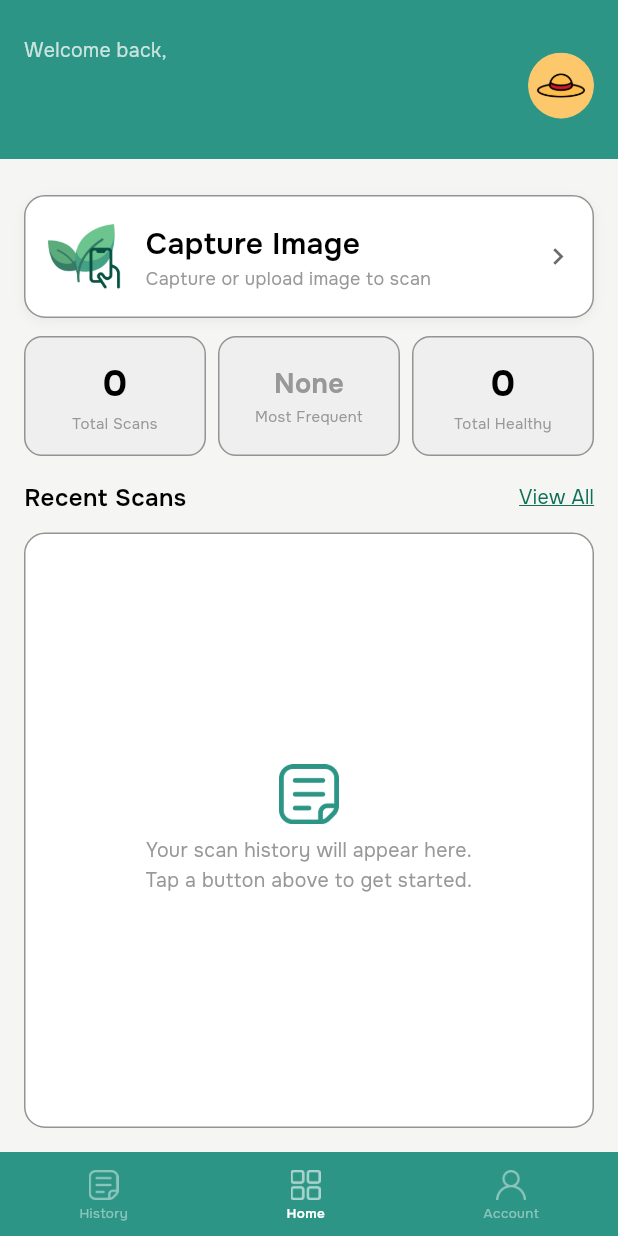
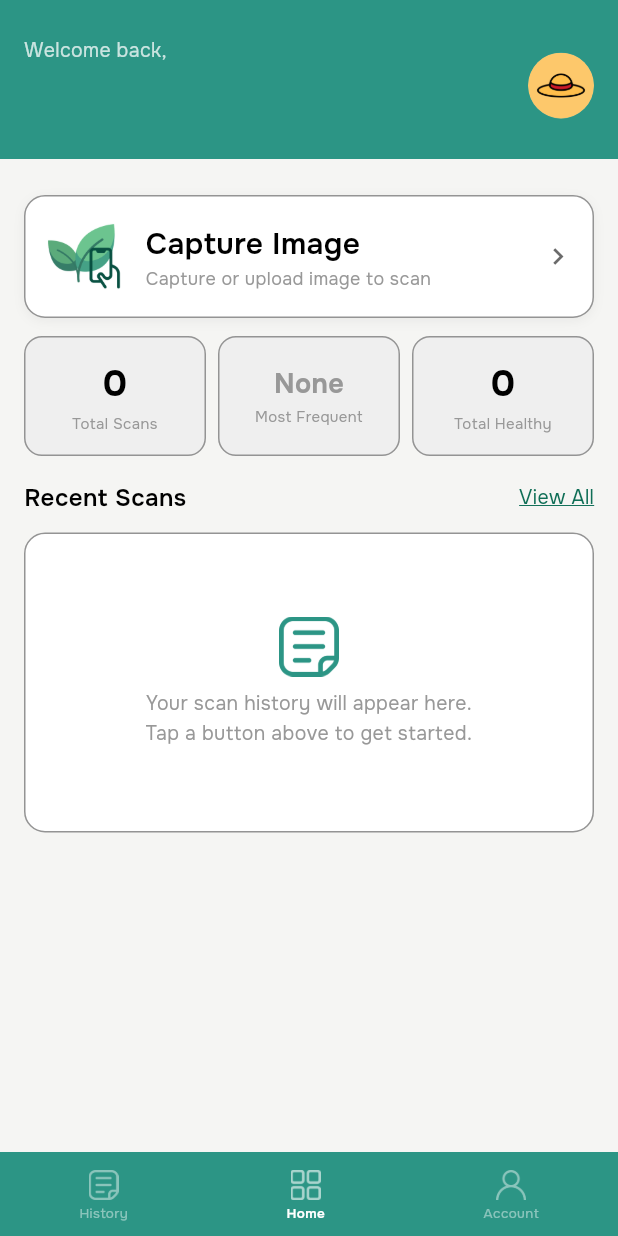
Before and after one commit to hrspnd/CapsiCAM, a Flutter app: the screen it shows once a user with an empty profile is signed in, on a phone screen of 412 x 824 dp. Run offline on Flutter 3.47's test engine with Material 3 defaults, Android fonts, the phone set to English and light mode, and no system bars; our stand-ins replace go_router, image_picker, shared_preferences, supabase_flutter; missing offline and left inert: postgrest, tflite_flutter; accounts and stored records are empty; project files that could hold a hidden picture were left out.

```diff
--- a/lib/l10n/app_localizations.dart
+++ b/lib/l10n/app_localizations.dart
@@ -218,6 +218,36 @@ abstract class AppLocalizations {
   /// **'Welcome back,'**
   String get welcomeBack;
 
+  /// No description provided for @captureImage.
+  ///
+  /// In en, this message translates to:
+  /// **'Capture Image'**
+  String get captureImage;
+
+  /// No description provided for @captureUpload.
+  ///
+  /// In en, this message translates to:
+  /// **'Capture or upload image to scan'**
+  String get captureUpload;
+
+  /// No description provided for @totalScans.
+  ///
+  /// In en, this message translates to:
+  /// **'Total Scans'**
+  String get totalScans;
+
+  /// No description provided for @totalHealthy.
+  ///
+  /// In en, this message translates to:
+  /// **'Total Healthy'**
+  String get totalHealthy;
+
+  /// No description provided for @mostFrequent.
+  ///
+  /// In en, this message translates to:
+  /// **'Most Frequent'**
+  String get mostFrequent;
+
   /// No description provided for @recentScans.
   ///
   /// In en, this message translates to:
@@ -427,6 +457,18 @@ abstract class AppLocalizations {
   /// In en, this message translates to:
   /// **'Got it'**
   String get gotIt;
+
+  /// No description provided for @appSettings.
+  ///
+  /// In en, this message translates to:
+  /// **'App Settings'**
+  String get appSettings;
+
+  /// No description provided for @displayMode.
+  ///
+  /// In en, this message translates to:
+  /// **'Display Mode'**
+  String get displayMode;
 
   /// No description provided for @languageLabel.
   ///
--- a/lib/screens/account/account_screen.dart
+++ b/lib/screens/account/account_screen.dart
@@ -443,12 +443,12 @@ class _AccountScreenState extends State<AccountScreen> {
                 children: [
                   _buildProfileCard(colors),
                   const SizedBox(height: AppSpacing.lg),
-                  _buildSectionLabel('App Settings', colors),
+                  _buildSectionLabel(l10n.appSettings, colors),
                   const SizedBox(height: AppSpacing.sm),
                   _buildSettingsGroup([
                     _SettingsRow(
                       iconPath: AppAssets.displayMode,
-                      label: 'Display Mode',
+                      label: l10n.displayMode,
                       value: _currentThemeLabel(context),
                       colors: colors,
                       onTap: () => _showDisplayModeSheet(colors),
--- a/lib/screens/dashboard_screen.dart
+++ b/lib/screens/dashboard_screen.dart
@@ -7,6 +7,7 @@ import '../constants.dart';
 import '../l10n/app_localizations.dart';
 import 'package:thesis_app/models/scan_result.dart';
 import 'package:thesis_app/services/supabase_service.dart';
+import 'package:thesis_app/services/scan_refresh_bus.dart';
 
 // ============================================================
 // DASHBOARD SCREEN
@@ -38,6 +39,18 @@ class _DashboardScreenState extends State<DashboardScreen> {
   @override
   void initState() {
     super.initState();
+    _loadDashboard();
+    ScanRefreshBus.listenable.addListener(_onScanRefreshSignal);
+  }
+
+  @override
+  void dispose() {
+    ScanRefreshBus.listenable.removeListener(_onScanRefreshSignal);
+    super.dispose();
+  }
+
+  void _onScanRefreshSignal() {
+    if (!mounted) return;
     _loadDashboard();
   }
 
@@ -156,16 +169,26 @@ class _DashboardScreenState extends State<DashboardScreen> {
         children: [
           _buildHeader(colors, l10n),
           Expanded(
-            child: Padding(
+            child: RefreshIndicator(
+              onRefresh: _loadDashboard,
+              color: colors.primary,
+              child: _isLoading
+                  ? ListView(
+                      physics: const AlwaysScrollableScrollPhysics(),
+                      children: const [
+                        SizedBox(height: 200),
+                        Center(child: CircularProgressIndicator()),
+                      ],
+                    )
+                  : SingleChildScrollView(
+                      physics: const AlwaysScrollableScrollPhysics(),
                       padding: const EdgeInsets.only(
                         top: AppSpacing.xxl,
                         left: AppSpacing.lg,
                         right: AppSpacing.lg,
                         bottom: AppSpacing.lg,
                       ),
-              child: _isLoading
-                  ? const Center(child: CircularProgressIndicator())
-                  : Column(
+                      child: Column(
                         crossAxisAlignment: CrossAxisAlignment.start,
                         children: [
                           if (_errorMessage != null) ...[
@@ -178,6 +201,7 @@ class _DashboardScreenState extends State<DashboardScreen> {
                           const SizedBox(height: AppSpacing.lg),
                           _buildRecentScansSection(colors, l10n),
                         ],
+                      ),
                     ),
             ),
           ),
@@ -295,8 +319,8 @@ class _DashboardScreenState extends State<DashboardScreen> {
 
   Widget _buildActionButtons(AppColors colors, AppLocalizations l10n) {
     return _ActionButton(
-      label: 'Capture Image',
-      sublabel: 'Capture or upload image to scan',
+      label: l10n.captureImage,
+      sublabel: l10n.captureUpload,
       iconPath: AppAssets.liveCameraIcon,
       colors: colors,
       onTap: () => context.push(AppRoutes.captureImage),
@@ -311,7 +335,7 @@ class _DashboardScreenState extends State<DashboardScreen> {
         Expanded(
           child: _StatCard(
             value: _totalScans == 0 ? '0' : '$_totalScans',
-            label: 'Total Scans',
+            label: l10n.totalScans,
             colors: colors,
           ),
         ),
@@ -319,7 +343,7 @@ class _DashboardScreenState extends State<DashboardScreen> {
         Expanded(
           child: _StatCard(
             value: _mostFrequentDisplay(l10n),
-            label: 'Most Frequent',
+            label: l10n.mostFrequent,
             colors: colors,
             valueColor: _totalScans == 0
                 ? colors.textSecondary
@@ -332,7 +356,7 @@ class _DashboardScreenState extends State<DashboardScreen> {
         Expanded(
           child: _StatCard(
             value: _totalHealthy == 0 ? '0' : '$_totalHealthy',
-            label: 'Total Healthy',
+            label: l10n.totalHealthy,
             colors: colors,
             valueColor: _totalHealthy == 0
                 ? colors.textPrimary
@@ -346,8 +370,7 @@ class _DashboardScreenState extends State<DashboardScreen> {
   // ── Recent scans ──────────────────────────────────────────
 
   Widget _buildRecentScansSection(AppColors colors, AppLocalizations l10n) {
-    return Expanded(
-      child: Column(
+    return Column(
       crossAxisAlignment: CrossAxisAlignment.start,
       children: [
         Row(
@@ -377,10 +400,9 @@ class _DashboardScreenState extends State<DashboardScreen> {
         ),
         const SizedBox(height: AppSpacing.md),
         if (_recentScans.isEmpty)
-            Expanded(child: _buildEmptyState(colors, l10n))
+          SizedBox(height: 200, child: _buildEmptyState(colors, l10n))
         else
-            Expanded(
-              child: Column(
+          Column(
             children: _recentScans
                 .map(
                   (scan) => Padding(
@@ -396,9 +418,7 @@ class _DashboardScreenState extends State<DashboardScreen> {
                 )
                 .toList(),
           ),
-            ),
       ],
-      ),
     );
   }
 
--- /dev/null
+++ b/lib/services/scan_refresh_bus.dart
@@ -0,0 +1,47 @@
+// scan_refresh_bus.dart
+import 'package:flutter/foundation.dart';
+
+// ============================================================
+// SCAN REFRESH BUS
+// ============================================================
+//
+// A tiny app-wide signal that a scan was saved, so any screen that
+// shows scan data (e.g. the dashboard) knows to reload the next time
+// it's visible — regardless of how deep it sits in the navigation
+// stack or whether you get back to it via push/pop or go().
+//
+// Usage:
+//   - Call `ScanRefreshBus.notify()` right before/when leaving a
+//     screen that just saved a scan (e.g. ScanResultsScreen).
+//   - In a screen that should react, add a listener in initState()
+//     and remove it in dispose():
+//
+//     @override
+//     void initState() {
+//       super.initState();
+//       ScanRefreshBus.listenable.addListener(_onScanRefresh);
+//     }
+//
+//     void _onScanRefresh() {
+//       if (!mounted) return;
+//       _loadDashboard();
+//     }
+//
+//     @override
+//     void dispose() {
+//       ScanRefreshBus.listenable.removeListener(_onScanRefresh);
+//       super.dispose();
+//     }
+
+class ScanRefreshBus {
+  ScanRefreshBus._();
+
+  static final ValueNotifier<int> _version = ValueNotifier<int>(0);
+
+  /// Listenable that fires every time [notify] is called.
+  static ValueListenable<int> get listenable => _version;
+
+  /// Call this whenever a scan is saved / completed, so listening
+  /// screens know their cached data is stale.
+  static void notify() => _version.value++;
+}
```
Also changed, not shown: lib/l10n/app_en.arb (+7 -0 lines), lib/l10n/app_fil.arb (+8 -1 lines), lib/l10n/app_localizations_en.dart (+21 -0 lines), lib/l10n/app_localizations_fil.dart (+22 -1 lines), lib/screens/scan_results_screen.dart (+12 -2 lines). Lines whose indentation alone changed are shown as unchanged.
